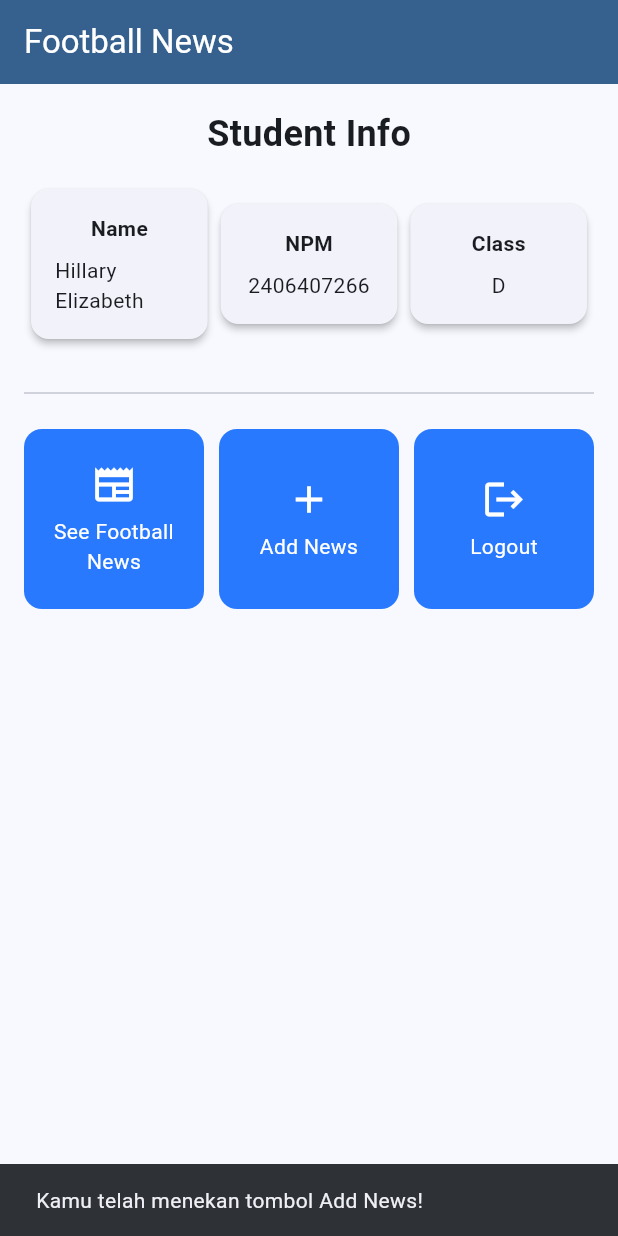
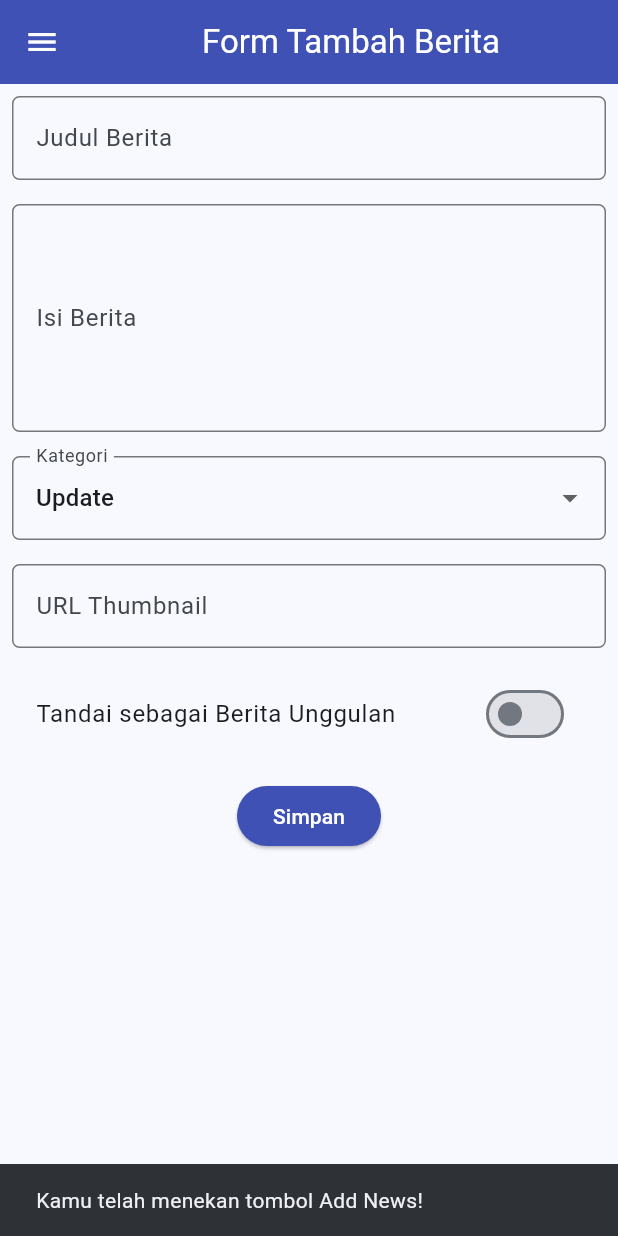
Before and after one commit to kannacodes7777/football-news-mobile, a Flutter app: the screen it shows after launch, after a tap on "Add News", on a phone screen of 412 x 824 dp. Run offline on Flutter 3.47's test engine with Material 3 defaults, Android fonts, the phone set to English and light mode, and no system bars.

Commit message:
Tutorial 7

```diff
--- a/lib/main.dart
+++ b/lib/main.dart
@@ -1,5 +1,5 @@
 import 'package:flutter/material.dart';
-import 'package:football_news/menu.dart';
+import 'package:football_news/screens/menu.dart';
 
 void main() {
   runApp(const MyApp());
--- a/lib/menu.dart
+++ b/lib/screens/menu.dart
@@ -1,4 +1,6 @@
 import 'package:flutter/material.dart';
+import 'package:football_news/widgets/news_card.dart';
+import 'package:football_news/widgets/left_drawer.dart';
 
 class MyHomePage extends StatelessWidget {
   MyHomePage({super.key});
@@ -20,10 +22,18 @@ class MyHomePage extends StatelessWidget {
     // A basic layout to display your widgets.
     return Scaffold(
       appBar: AppBar(
-        title: const Text('Football News'),
-        backgroundColor: Theme.of(context).colorScheme.primary,
-        foregroundColor: Colors.white, // Makes app bar title white
-      ),
+      // Judul aplikasi "Football News" dengan teks putih dan tebal.
+        title: const Text(
+          'Football News',
+          style: TextStyle(
+            color: Colors.white,
+            fontWeight: FontWeight.bold,
+          ),
+        ),
+    // Warna latar belakang AppBar diambil dari skema warna tema aplikasi.
+    backgroundColor: Theme.of(context).colorScheme.primary,
+  ),
+  drawer: LeftDrawer(),
       body: SingleChildScrollView(
         // Use SingleChildScrollView to prevent overflow
         child: Padding(
@@ -111,56 +121,3 @@ class ItemHomepage {
 
   ItemHomepage(this.name, this.icon);
 }
-
-class ItemCard extends StatelessWidget {
-  // Menampilkan kartu dengan ikon dan nama.
-
-  final ItemHomepage item;
-
-  const ItemCard(this.item, {super.key});
-
-  @override
-  Widget build(BuildContext context) {
-    return Material(
-      // Menentukan warna latar belakang dari tema aplikasi.
-      color: Theme.of(context).colorScheme.secondary,
-      // Membuat sudut kartu melengkung.
-      borderRadius: BorderRadius.circular(12),
-      child: InkWell(
-        // Aksi ketika kartu ditekan.
-        onTap: () {
-          // Menampilkan pesan SnackBar saat kartu ditekan.
-          ScaffoldMessenger.of(context)
-            ..hideCurrentSnackBar()
-            ..showSnackBar(SnackBar(
-                content: Text("Kamu telah menekan tombol ${item.name}!")));
-        },
-        // Container untuk menyimpan Icon dan Text
-        child: Container(
-          padding: const EdgeInsets.all(8),
-          child: Center(
-            child: Column(
-              // Menyusun ikon dan teks di tengah kartu.
-              mainAxisAlignment: MainAxisAlignment.center,
-              children: [
-                Icon(
-                  item.icon,
-                  color: Colors.white,
-                  size: 30.0,
-                ),
-                const Padding(padding: EdgeInsets.all(3)),
-                Text(
-                  item.name,
-                  textAlign: TextAlign.center,
-                  style: const TextStyle(color: Colors.white),
-                ),
-              ],
-            ),
-          ),
-        ),
-      ),
-    );
-  }
-}
-
-// Fix 4: Removed the extra closing brace '}' that was here.
--- /dev/null
+++ b/lib/screens/newslist_form.dart
@@ -0,0 +1,212 @@
+import 'package:flutter/material.dart';
+import 'package:football_news/widgets/left_drawer.dart';
+
+class NewsFormPage extends StatefulWidget {
+    const NewsFormPage({super.key});
+
+    @override
+    State<NewsFormPage> createState() => _NewsFormPageState();
+}
+
+class _NewsFormPageState extends State<NewsFormPage> {
+    final _formKey = GlobalKey<FormState>();
+    String _title = "";
+    String _content = "";
+    String _category = "update"; // default
+    String _thumbnail = "";
+    bool _isFeatured = false; // default
+
+    final List<String> _categories = [
+      'transfer',
+      'update',
+      'exclusive',
+      'match',
+      'rumor',
+      'analysis',
+    ];
+    @override
+    Widget build(BuildContext context) {
+        return Scaffold(
+          appBar: AppBar(
+            title: const Center(
+              child: Text(
+                'Form Tambah Berita',
+              ),
+            ),
+            backgroundColor: Colors.indigo,
+            foregroundColor: Colors.white,
+          ),
+          drawer: const LeftDrawer(),
+          body: Form(
+            key: _formKey,
+                child: SingleChildScrollView(
+                  child: Column(
+                    crossAxisAlignment: CrossAxisAlignment.start,
+                    children:[
+                      // === Title ===
+                      Padding(
+                        padding: const EdgeInsets.all(8.0),
+                        child: TextFormField(
+                          decoration: InputDecoration(
+                            hintText: "Judul Berita",
+                            labelText: "Judul Berita",
+                            border: OutlineInputBorder(
+                              borderRadius: BorderRadius.circular(5.0),
+                            ),
+                          ),
+                          onChanged: (String? value) {
+                            setState(() {
+                              _title = value!;
+                            });
+                          },
+                          validator: (String? value) {
+                            if (value == null || value.isEmpty) {
+                              return "Judul tidak boleh kosong!";
+                            }
+                            return null;
+                          },
+                        ),
+                      ),
+                      // === Content ===
+                      Padding(
+                        padding: const EdgeInsets.all(8.0),
+                        child: TextFormField(
+                          maxLines: 5,
+                          decoration: InputDecoration(
+                            hintText: "Isi Berita",
+                            labelText: "Isi Berita",
+                            border: OutlineInputBorder(
+                              borderRadius: BorderRadius.circular(5.0),
+                            ),
+                          ),
+                          onChanged: (String? value) {
+                            setState(() {
+                              _content = value!;
+                            });
+                          },
+                          validator: (String? value) {
+                            if (value == null || value.isEmpty) {
+                              return "Isi berita tidak boleh kosong!";
+                            }
+                            return null;
+                          },
+                        ),
+                      ),
+
+                      // === Category ===
+                      Padding(
+                        padding: const EdgeInsets.all(8.0),
+                        child: DropdownButtonFormField<String>(
+                          decoration: InputDecoration(
+                            labelText: "Kategori",
+                            border: OutlineInputBorder(
+                              borderRadius: BorderRadius.circular(5.0),
+                            ),
+                          ),
+                          value: _category,
+                          items: _categories
+                              .map((cat) => DropdownMenuItem(
+                                    value: cat,
+                                    child: Text(
+                                        cat[0].toUpperCase() + cat.substring(1)),
+                                  ))
+                              .toList(),
+                          onChanged: (String? newValue) {
+                            setState(() {
+                              _category = newValue!;
+                            });
+                          },
+                        ),
+                      ),
+
+                      // === Thumbnail URL ===
+                      Padding(
+                        padding: const EdgeInsets.all(8.0),
+                        child: TextFormField(
+                          decoration: InputDecoration(
+                            hintText: "URL Thumbnail (opsional)",
+                            labelText: "URL Thumbnail",
+                            border: OutlineInputBorder(
+                              borderRadius: BorderRadius.circular(5.0),
+                            ),
+                          ),
+                          onChanged: (String? value) {
+                            setState(() {
+                              _thumbnail = value!;
+                            });
+                          },
+                        ),
+                      ),
+
+                      // === Is Featured ===
+                      Padding(
+                        padding: const EdgeInsets.all(8.0),
+                        child: SwitchListTile(
+                          title: const Text("Tandai sebagai Berita Unggulan"),
+                          value: _isFeatured,
+                          onChanged: (bool value) {
+                            setState(() {
+                              _isFeatured = value;
+                            });
+                          },
+                        ),
+                      ),
+                    // === Tombol Simpan ===
+                    Align(
+                      alignment: Alignment.bottomCenter,
+                      child: Padding(
+                        padding: const EdgeInsets.all(8.0),
+                        child: ElevatedButton(
+                          style: ButtonStyle(
+                            backgroundColor:
+                                MaterialStateProperty.all(Colors.indigo),
+                          ),
+                          onPressed: () {
+                            if (_formKey.currentState!.validate()) {
+                              showDialog(
+                                context: context,
+                                builder: (context) {
+                                  return AlertDialog(
+                                    title: const Text('Berita berhasil disimpan!'),
+                                    content: SingleChildScrollView(
+                                      child: Column(
+                                        crossAxisAlignment:
+                                            CrossAxisAlignment.start,
+                                        children: [
+                                          Text('Judul: $_title'),
+                                          Text('Isi: $_content'),
+                                          Text('Kategori: $_category'),
+                                          Text('Thumbnail: $_thumbnail'),
+                                          Text(
+                                              'Unggulan: ${_isFeatured ? "Ya" : "Tidak"}'),
+                                        ],
+                                      ),
+                                    ),
+                                    actions: [
+                                      TextButton(
+                                        child: const Text('OK'),
+                                        onPressed: () {
+                                          Navigator.pop(context);
+                                        },
+                                      ),
+                                    ],
+                                  );
+                                },
+                              );
+                              _formKey.currentState!.reset();
+                            }
+                          },
+                          child: const Text(
+                            "Simpan",
+                            style: TextStyle(color: Colors.white),
+                          ),
+                        ),
+                      ),
+                    ),
+                  ],
+            ),
+          ),
+        )
+      );
+    }
+}
--- /dev/null
+++ b/lib/widgets/left_drawer.dart
@@ -0,0 +1,80 @@
+import 'package:flutter/material.dart';
+import 'package:football_news/screens/menu.dart';
+import 'package:football_news/screens/newslist_form.dart';
+import 'package:football_news/widgets/news_card.dart';
+
+class LeftDrawer extends StatelessWidget {
+  const LeftDrawer({super.key});
+
+  @override
+  Widget build(BuildContext context) {
+    return Drawer(
+      child: ListView(
+        children: [
+          const DrawerHeader(
+            decoration: BoxDecoration(
+              color: Colors.blue,
+            ),
+            child: Column(
+              children: [
+                Text(
+                  'Football News',
+                  textAlign: TextAlign.center,
+                  style: TextStyle(
+                    fontSize: 30,
+                    fontWeight: FontWeight.bold,
+                    color: Colors.white,
+                  ),
+                ),
+                Padding(padding: EdgeInsets.all(10)),
+                Text("Seluruh berita sepak bola terkini di sini!",
+                    // TODO: Tambahkan gaya teks dengan center alignment, font ukuran 15, warna putih, dan weight biasa
+                    ),
+              ],
+            ),
+          ),
+          ListTile(
+            leading: const Icon(Icons.home_outlined),
+            title: const Text('Home'),
+            // Bagian redirection ke MyHomePage
+            onTap: () {
+              Navigator.pushReplacement(
+                  context,
+                  MaterialPageRoute(
+                    builder: (context) => MyHomePage(),
+                  ));
+            },
+          ),
+          ListTile(
+            leading: const Icon(Icons.post_add),
+            title: const Text('Add News'),
+            // Bagian redirection ke NewsFormPage
+            onTap: () {
+              Navigator.push(
+                  context,
+                  MaterialPageRoute(
+                    builder: (context) => NewsFormPage(),
+                  )
+                );
+            },
+          ),
+          // TODO: Buat ListTile baru untuk ke halaman melihat news
+          ListTile(
+            leading: const Icon(Icons.article_outlined),
+            title: const Text('View News'),
+            // Bagian redirection ke NewsListPage
+            onTap: () {
+              Navigator.push(
+                  context,
+                  MaterialPageRoute(
+                    builder: (context) => ItemCard(ItemHomepage("Lihat Berita", Icons.article_outlined),
+                  )
+                )
+              );
+            },
+          )
+        ],
+      ),
+    );
+  }
+}
--- /dev/null
+++ b/lib/widgets/news_card.dart
@@ -0,0 +1,60 @@
+import 'package:flutter/material.dart';
+import 'package:football_news/screens/menu.dart';
+import 'package:football_news/screens/newslist_form.dart';
+
+class ItemCard extends StatelessWidget {
+  // Menampilkan kartu dengan ikon dan nama.
+  final ItemHomepage item;
+  const ItemCard(this.item, {super.key});
+  @override
+  Widget build(BuildContext context) {
+    return Material(
+      // Menentukan warna latar belakang dari tema aplikasi.
+      color: Theme.of(context).colorScheme.secondary,
+      // Membuat sudut kartu melengkung.
+      borderRadius: BorderRadius.circular(12),
+      child: InkWell(
+        // Aksi ketika kartu ditekan.
+        onTap: () {
+          // Menampilkan pesan SnackBar saat kartu ditekan.
+          ScaffoldMessenger.of(context)
+            ..hideCurrentSnackBar()
+            ..showSnackBar(SnackBar(
+                content: Text("Kamu telah menekan tombol ${item.name}!")));
+                // Navigate ke route yang sesuai (tergantung jenis tombol)
+            if (item.name == "Add News") {
+              Navigator.push(
+                context,
+                MaterialPageRoute(
+                  builder: (context) => NewsFormPage(),
+                ),
+              );
+            }
+        },
+        // Container untuk menyimpan Icon dan Text
+        child: Container(
+          padding: const EdgeInsets.all(8),
+          child: Center(
+            child: Column(
+              // Menyusun ikon dan teks di tengah kartu.
+              mainAxisAlignment: MainAxisAlignment.center,
+              children: [
+                Icon(
+                  item.icon,
+                  color: Colors.white,
+                  size: 30.0,
+                ),
+                const Padding(padding: EdgeInsets.all(3)),
+                Text(
+                  item.name,
+                  textAlign: TextAlign.center,
+                  style: const TextStyle(color: Colors.white),
+                ),
+              ],
+            ),
+          ),
+        ),
+      ),
+    );
+  }
+}
```
